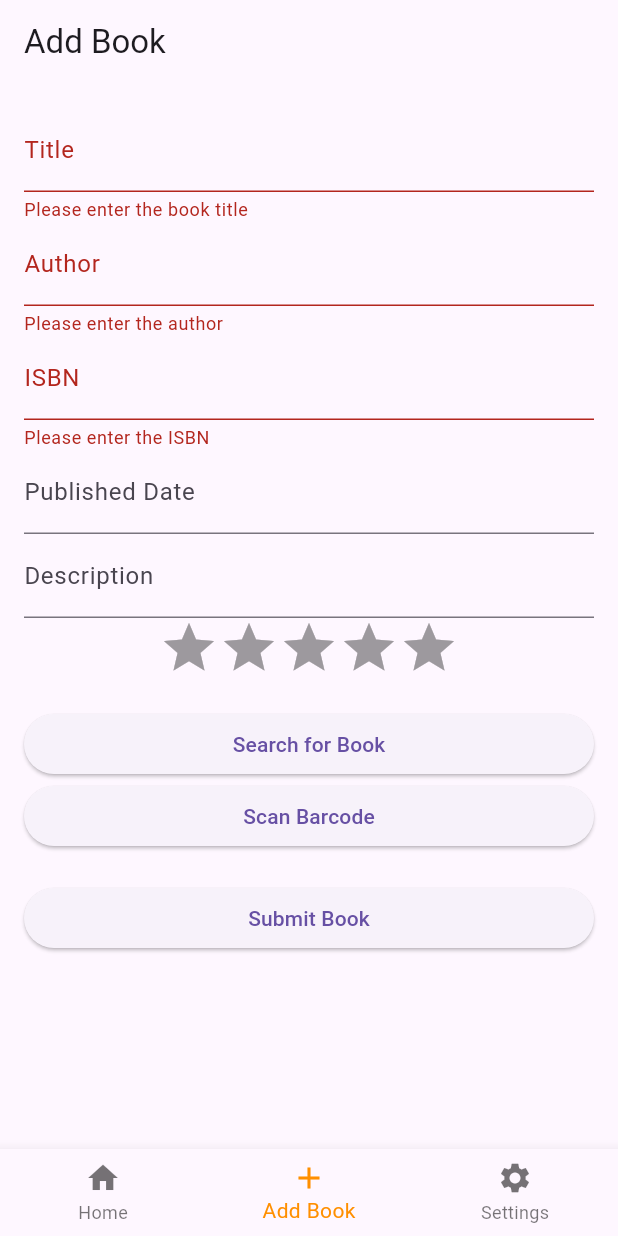
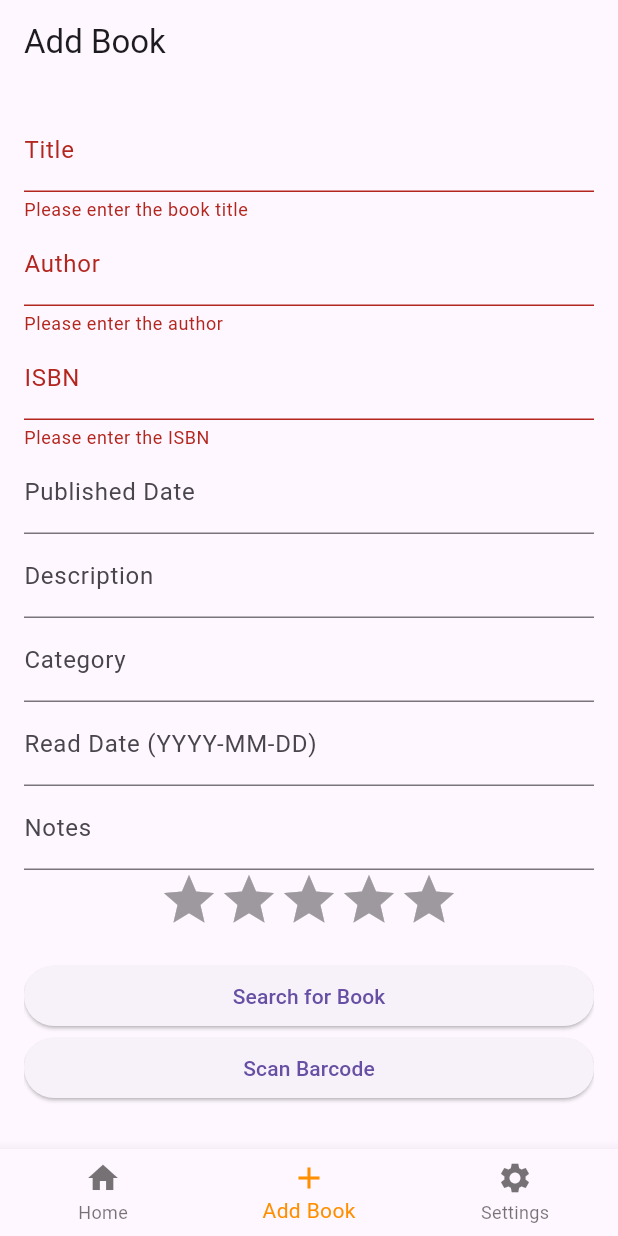
Before and after one commit to shnz99/flutter-library-app, a Flutter app: the screen it shows after launch, item 2 of the bottom bar chosen, after a tap on "Submit Book", on a phone screen of 412 x 824 dp. Run offline on Flutter 3.47's test engine with Material 3 defaults, Android fonts, the phone set to English and light mode, and no system bars; drawn by our look-alikes of flutter_rating_bar; our stand-ins replace file_picker, get_it, permission_handler, sqflite; missing offline and left inert: barcode_scan2; accounts and stored records are empty.

Commit message:
Add category, read date, and notes fields to book
Add category, read date, and notes fields to the Book model and update related screens and services.

* **Book Model (`lib/models/book.dart`)**
  - Add `category`, `readDate`, and `notes` fields.
  - Update constructor, `fromJson`, `toJson`, `toMap`, and `fromMap` methods to handle new fields.

* **Add Book Screen (`lib/screens/add_book_screen.dart`)**
  - Add input fields for `category`, `readDate`, and `notes`.
  - Update `_addBook` method to include new fields when creating a `Book` object.

* **Book Details Screen (`lib/screens/book_details_screen.dart`)**
  - Display `category`, `readDate`, and `notes` fields in book details.

* **Edit Book Screen (`lib/screens/edit_book_screen.dart`)**
  - Add input fields for `category`, `readDate`, and `notes`.
  - Update `_saveBook` method to include new fields when updating a `Book` object.

* **Book Service (`lib/services/book_service.dart`)**
  - Update database schema to include new fields.
  - Update `addBook`, `updateBook`, and `getBooks` methods to handle new fields.

```diff
--- a/lib/models/book.dart
+++ b/lib/models/book.dart
@@ -7,6 +7,9 @@ class Book {
   String? description;
   double? myRating;
   double? averageRating;
+  String? category;
+  DateTime? readDate;
+  String? notes;
 
   Book({
     required this.title,
@@ -17,6 +20,9 @@ class Book {
     this.description,
     this.myRating,
     this.averageRating,
+    this.category,
+    this.readDate,
+    this.notes,
   });
 
   factory Book.fromJson(Map<String, dynamic> json) {
@@ -30,6 +36,9 @@ class Book {
       description: json['description'],
       myRating: json['myRating']?.toDouble(),
       averageRating: json['averageRating']?.toDouble(),
+      category: json['category'],
+      readDate: json['readDate'] != null ? DateTime.parse(json['readDate']) : null,
+      notes: json['notes'],
     );
   }
 
@@ -43,6 +52,9 @@ class Book {
       'description': description,
       'myRating': myRating,
       'averageRating': averageRating,
+      'category': category,
+      'readDate': readDate?.toIso8601String(),
+      'notes': notes,
     };
   }
 
@@ -56,6 +68,9 @@ class Book {
       'description': description,
       'myRating': myRating,
       'averageRating': averageRating,
+      'category': category,
+      'readDate': readDate?.toIso8601String(),
+      'notes': notes,
     };
   }
 
@@ -69,11 +84,14 @@ class Book {
       description: map['description'],
       myRating: map['myRating']?.toDouble(),
       averageRating: map['averageRating']?.toDouble(),
+      category: map['category'],
+      readDate: map['readDate'] != null ? DateTime.parse(map['readDate']) : null,
+      notes: map['notes'],
     );
   }
 
   @override
   String toString() {
-    return 'Book{title: $title, author: $author, isbn: $isbn, imageUrl: $imageUrl, publishedDate: $publishedDate, description: $description, myRating: $myRating, averageRating: $averageRating}';
+    return 'Book{title: $title, author: $author, isbn: $isbn, imageUrl: $imageUrl, publishedDate: $publishedDate, description: $description, myRating: $myRating, averageRating: $averageRating, category: $category, readDate: $readDate, notes: $notes}';
   }
 }
--- a/lib/screens/add_book_screen.dart
+++ b/lib/screens/add_book_screen.dart
@@ -20,6 +20,9 @@ class _AddBookScreenState extends State<AddBookScreen> {
   final _publishedDateController = TextEditingController();
   final _descriptionController = TextEditingController();
   final _myRatingController = TextEditingController();
+  final _categoryController = TextEditingController();
+  final _readDateController = TextEditingController();
+  final _notesController = TextEditingController();
   final BookService _bookService = GetIt.I<BookService>();
 
   @override
@@ -30,6 +33,9 @@ class _AddBookScreenState extends State<AddBookScreen> {
     _publishedDateController.dispose();
     _descriptionController.dispose();
     _myRatingController.dispose();
+    _categoryController.dispose();
+    _readDateController.dispose();
+    _notesController.dispose();
     super.dispose();
   }
 
@@ -74,6 +80,9 @@ class _AddBookScreenState extends State<AddBookScreen> {
         publishedDate: int.tryParse(_publishedDateController.text),
         description: _descriptionController.text,
         myRating: double.tryParse(_myRatingController.text),
+        category: _categoryController.text,
+        readDate: _readDateController.text.isNotEmpty ? DateTime.parse(_readDateController.text) : null,
+        notes: _notesController.text,
       );
       try {
         await _bookService.addBook(book);
@@ -161,6 +170,18 @@ class _AddBookScreenState extends State<AddBookScreen> {
                   controller: _descriptionController,
                   decoration: InputDecoration(labelText: 'Description'),
                 ),
+                TextFormField(
+                  controller: _categoryController,
+                  decoration: InputDecoration(labelText: 'Category'),
+                ),
+                TextFormField(
+                  controller: _readDateController,
+                  decoration: InputDecoration(labelText: 'Read Date (YYYY-MM-DD)'),
+                ),
+                TextFormField(
+                  controller: _notesController,
+                  decoration: InputDecoration(labelText: 'Notes'),
+                ),
                 RatingBar.builder(
                   initialRating: 0,
                   minRating: 1,
--- a/lib/screens/book_details_screen.dart
+++ b/lib/screens/book_details_screen.dart
@@ -96,6 +96,24 @@ class BookDetailsScreen extends StatelessWidget {
                     style: TextStyle(fontSize: 16),
                   ),
                 ),
+              if (book.category != null)
+                Text(
+                  'Category: ${book.category}',
+                  style: TextStyle(fontSize: 18),
+                ),
+              SizedBox(height: 8.0),
+              if (book.readDate != null)
+                Text(
+                  'Read Date: ${book.readDate}',
+                  style: TextStyle(fontSize: 18),
+                ),
+              SizedBox(height: 8.0),
+              if (book.notes != null)
+                Text(
+                  'Notes: ${book.notes}',
+                  style: TextStyle(fontSize: 18),
+                ),
+              SizedBox(height: 8.0),
               if (book.averageRating != null)
                 RatingBarIndicator(
                   rating: book.averageRating!,
--- a/lib/screens/edit_book_screen.dart
+++ b/lib/screens/edit_book_screen.dart
@@ -21,6 +21,9 @@ class _EditBookScreenState extends State<EditBookScreen> {
   final _publishedDateController = TextEditingController();
   final _descriptionController = TextEditingController();
   final _myRatingController = TextEditingController();
+  final _categoryController = TextEditingController();
+  final _readDateController = TextEditingController();
+  final _notesController = TextEditingController();
   final BookService _bookService = GetIt.I<BookService>();
 
   @override
@@ -32,6 +35,9 @@ class _EditBookScreenState extends State<EditBookScreen> {
     _publishedDateController.text = widget.book.publishedDate?.toString() ?? '';
     _descriptionController.text = widget.book.description ?? '';
     _myRatingController.text = widget.book.myRating?.toString() ?? '';
+    _categoryController.text = widget.book.category ?? '';
+    _readDateController.text = widget.book.readDate?.toIso8601String() ?? '';
+    _notesController.text = widget.book.notes ?? '';
   }
 
   @override
@@ -42,6 +48,9 @@ class _EditBookScreenState extends State<EditBookScreen> {
     _publishedDateController.dispose();
     _descriptionController.dispose();
     _myRatingController.dispose();
+    _categoryController.dispose();
+    _readDateController.dispose();
+    _notesController.dispose();
     super.dispose();
   }
 
@@ -98,6 +107,9 @@ class _EditBookScreenState extends State<EditBookScreen> {
         publishedDate: int.tryParse(_publishedDateController.text),
         description: _descriptionController.text,
         myRating: double.tryParse(_myRatingController.text),
+        category: _categoryController.text,
+        readDate: _readDateController.text.isNotEmpty ? DateTime.parse(_readDateController.text) : null,
+        notes: _notesController.text,
       );
       try {
         await _bookService.updateBook(updatedBook);
@@ -160,6 +172,18 @@ class _EditBookScreenState extends State<EditBookScreen> {
                   controller: _descriptionController,
                   decoration: InputDecoration(labelText: 'Description'),
                 ),
+                TextFormField(
+                  controller: _categoryController,
+                  decoration: InputDecoration(labelText: 'Category'),
+                ),
+                TextFormField(
+                  controller: _readDateController,
+                  decoration: InputDecoration(labelText: 'Read Date (YYYY-MM-DD)'),
+                ),
+                TextFormField(
+                  controller: _notesController,
+                  decoration: InputDecoration(labelText: 'Notes'),
+                ),
                 RatingBar.builder(
                   initialRating: widget.book.myRating ?? 0,
                   minRating: 1,
--- a/lib/services/book_service.dart
+++ b/lib/services/book_service.dart
@@ -29,7 +29,7 @@ class BookService {
       join(await getDatabasesPath(), 'books_database.db'),
       onCreate: (db, version) {
         return db.execute(
-          'CREATE TABLE $_booksTable(isbn TEXT PRIMARY KEY, title TEXT, author TEXT, imageUrl TEXT, publishedDate INTEGER, description TEXT, myRating REAL, averageRating REAL)',
+          'CREATE TABLE $_booksTable(isbn TEXT PRIMARY KEY, title TEXT, author TEXT, imageUrl TEXT, publishedDate INTEGER, description TEXT, myRating REAL, averageRating REAL, category TEXT, readDate TEXT, notes TEXT)',
         );
       },
       version: 1,
@@ -142,6 +142,9 @@ class BookService {
           publishedDate: int.tryParse(bookData['publishedDate']?.split('-')?.first ?? ''),
           description: bookData['description'] ?? '',
           averageRating: bookData['averageRating']?.toDouble(),
+          category: bookData['categories']?.join(', ') ?? '',
+          readDate: bookData['readDate'] != null ? DateTime.parse(bookData['readDate']) : null,
+          notes: bookData['notes'] ?? '',
         );
       }
     }
```
